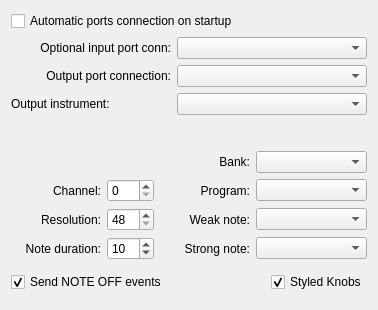
This is src/kmetropreferencesbase.ui in pedrolcl/kmetronome as Qt 5 draws it before an edit. The edited form follows.
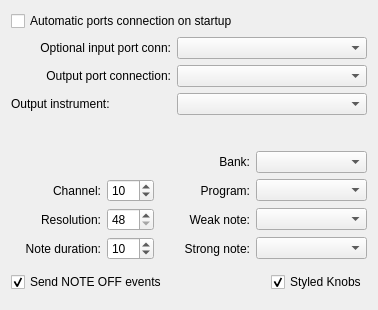
This is the edited form. Custom widgets are drawn as their Qt base class.

```diff
--- a/src/kmetropreferencesbase.ui
+++ b/src/kmetropreferencesbase.ui
@@ -203,13 +203,17 @@
      <item row="1" column="1">
       <widget class="KIntSpinBox" name="m_channel">
        <property name="whatsThis">
-        <string>This is the MIDI channel</string>
+        <string>This is the MIDI channel, between 1 and 16. 
+General MIDI uses the channel 10 for percussion sounds.</string>
+       </property>
+       <property name="minimum">
+        <number>1</number>
        </property>
        <property name="maximum">
-        <number>15</number>
+        <number>16</number>
        </property>
-       <property name="maxValue" stdset="0">
-        <number>15</number>
+       <property name="value">
+        <number>10</number>
        </property>
       </widget>
      </item>
```
Left out of the diff: 9 changed lines with no effect on the pictures.
